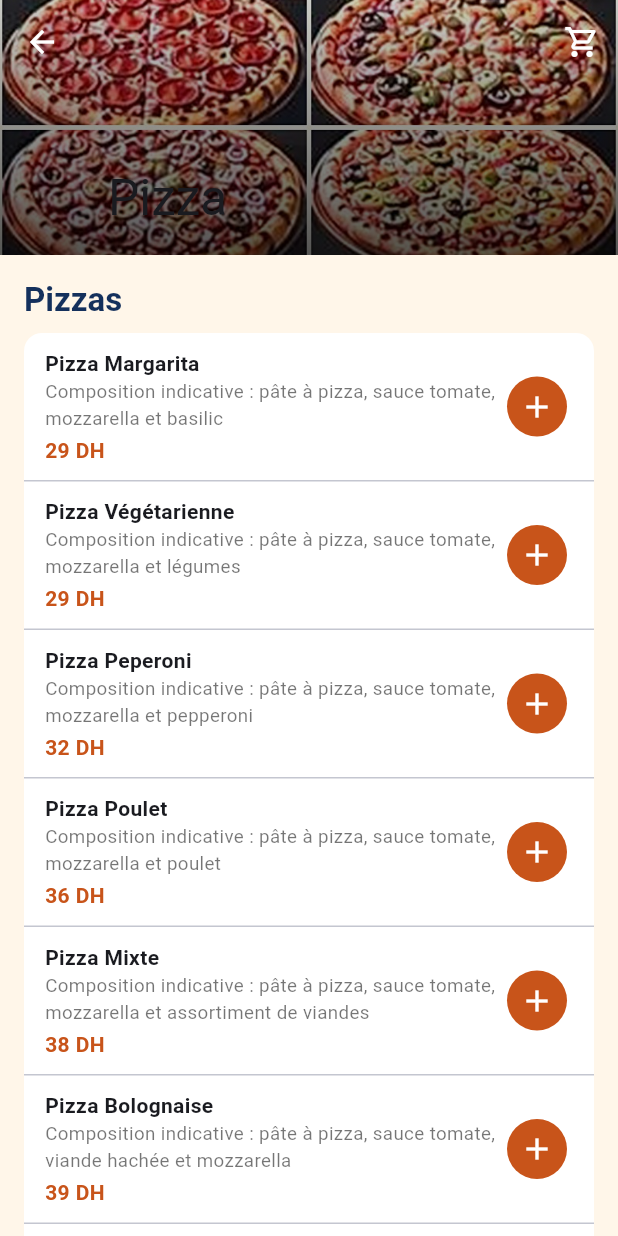
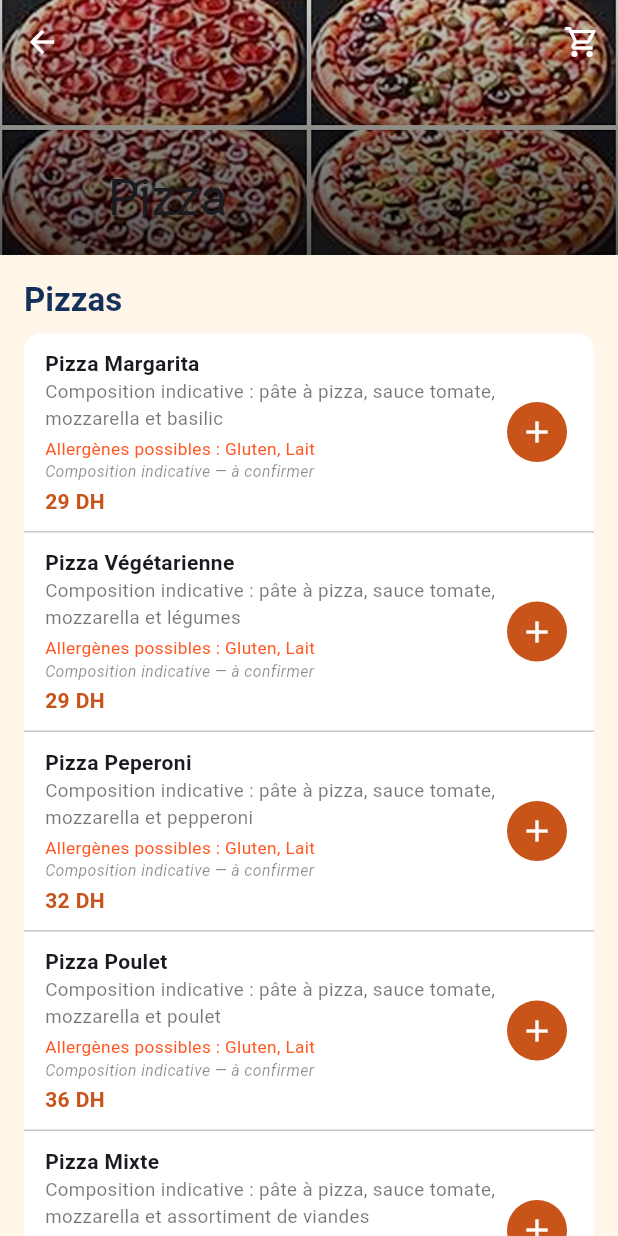
Before and after one commit to abdourahamanesama56-cloud/Uemf-Food, a Flutter app: the screen it shows once a user with an empty profile is signed in, after a tap on "Pizza", on a phone screen of 412 x 824 dp. Run offline on Flutter 3.47's test engine with Material 3 defaults, Android fonts, the phone set to English and light mode, and no system bars; our stand-ins replace cloud_firestore, firebase_auth, firebase_core; accounts and stored records are empty.

Commit message:
feat: display dish composition and allergen warnings

```diff
--- a/lib/menu_page.dart
+++ b/lib/menu_page.dart
@@ -177,6 +177,19 @@ class _DishRow extends StatelessWidget {
                     desc,
                     style: const TextStyle(fontSize: 12.5, color: Colors.black54),
                   ),
+                if (dish.allergens.isNotEmpty)
+                  Padding(
+                    padding: const EdgeInsets.only(top: 3),
+                    child: Text(
+                      'Allergènes possibles : ${dish.allergens.join(', ')}',
+                      style: const TextStyle(fontSize: 11.5, color: Colors.deepOrange),
+                    ),
+                  ),
+                if (!dish.compositionVerified)
+                  const Text(
+                    'Composition indicative — à confirmer',
+                    style: TextStyle(fontSize: 10.5, fontStyle: FontStyle.italic, color: Colors.black45),
+                  ),
                 const SizedBox(height: 2),
                 Text(
                   formatPrice(dish.price),
```
